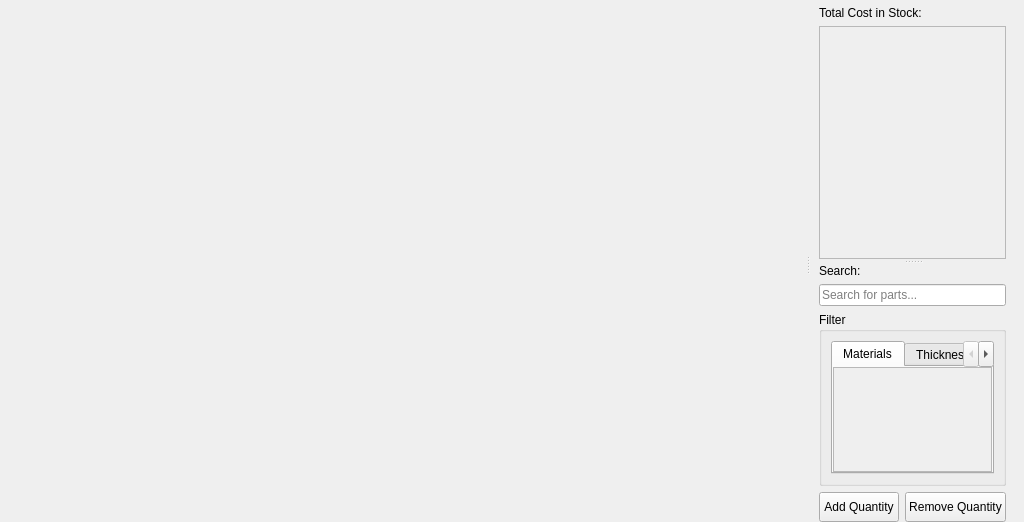
Qt form ui/widgets/laser_cut_tab.ui (TheCodingJsoftware/Invigo) before a commit.
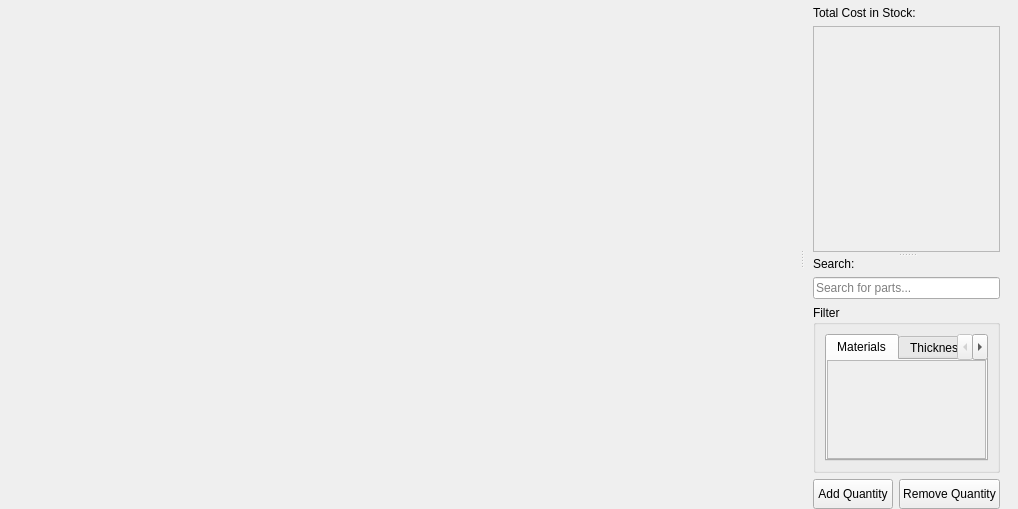
The same form after that commit.

The edit to the form file:
```diff
--- a/ui/widgets/laser_cut_tab.ui
+++ b/ui/widgets/laser_cut_tab.ui
@@ -6,8 +6,8 @@
    <rect>
     <x>0</x>
     <y>0</y>
-    <width>1024</width>
-    <height>522</height>
+    <width>1018</width>
+    <height>509</height>
    </rect>
   </property>
   <property name="windowTitle">
@@ -114,7 +114,7 @@
                 <x>0</x>
                 <y>0</y>
                 <width>185</width>
-                <height>237</height>
+                <height>230</height>
                </rect>
               </property>
               <layout class="QVBoxLayout" name="verticalLayout_21">
@@ -241,7 +241,7 @@
                        <x>0</x>
                        <y>0</y>
                        <width>159</width>
-                       <height>92</height>
+                       <height>86</height>
                       </rect>
                      </property>
                      <layout class="QVBoxLayout" name="verticalLayout_4">
```
Left out of the diff: 2 changed lines with no effect on the pictures.
